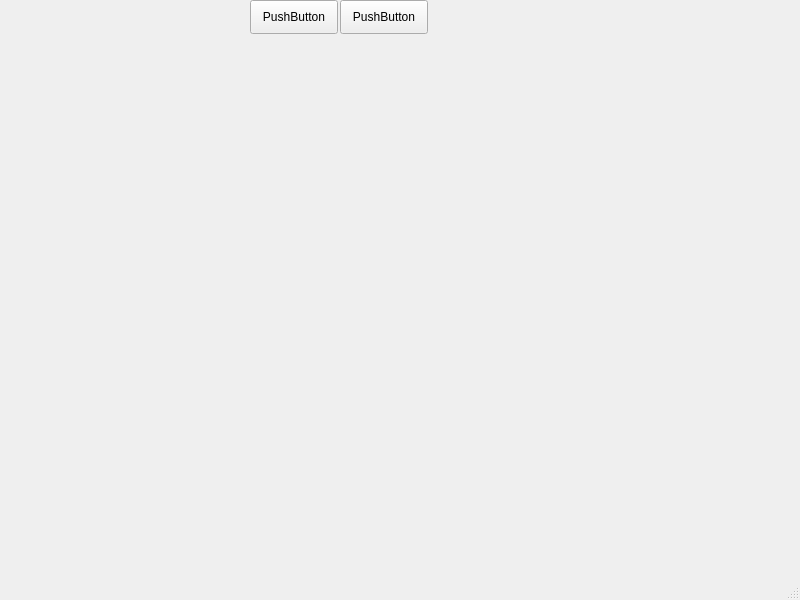
First picture: the form in mainwindow.ui, repository kuzk0/8nav, before the edit.
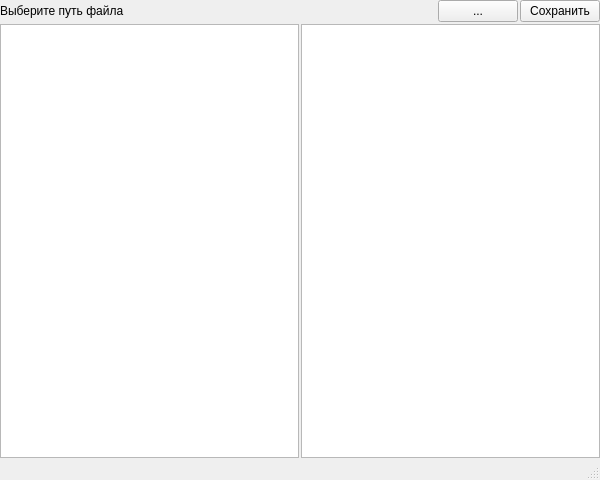
Second picture: the form after the edit.

```diff
--- a/mainwindow.ui
+++ b/mainwindow.ui
@@ -6,40 +6,100 @@
    <rect>
     <x>0</x>
     <y>0</y>
-    <width>800</width>
-    <height>600</height>
+    <width>600</width>
+    <height>480</height>
    </rect>
   </property>
   <property name="windowTitle">
    <string>MainWindow</string>
   </property>
   <widget class="QWidget" name="centralwidget">
-   <widget class="QPushButton" name="pushButton">
-    <property name="geometry">
-     <rect>
-      <x>250</x>
-      <y>0</y>
-      <width>88</width>
-      <height>34</height>
-     </rect>
+   <layout class="QGridLayout" name="gridLayout_2">
+    <property name="sizeConstraint">
+     <enum>QLayout::SizeConstraint::SetMinimumSize</enum>
     </property>
-    <property name="text">
-     <string>PushButton</string>
+    <property name="leftMargin">
+     <number>0</number>
     </property>
-   </widget>
-   <widget class="QPushButton" name="pushButton_2">
-    <property name="geometry">
-     <rect>
-      <x>340</x>
-      <y>0</y>
-      <width>88</width>
-      <height>34</height>
-     </rect>
+    <property name="topMargin">
+     <number>0</number>
     </property>
-    <property name="text">
-     <string>PushButton</string>
+    <property name="rightMargin">
+     <number>0</number>
     </property>
-   </widget>
+    <property name="bottomMargin">
+     <number>0</number>
+    </property>
+    <property name="spacing">
+     <number>2</number>
+    </property>
+    <item row="0" column="0">
+     <layout class="QGridLayout" name="gridLayout_3">
+      <item row="1" column="1">
+       <widget class="QListWidget" name="cmdFilesListWidget"/>
+      </item>
+      <item row="1" column="0">
+       <widget class="QListWidget" name="typeListWidget">
+        <property name="editTriggers">
+         <set>QAbstractItemView::EditTrigger::NoEditTriggers</set>
+        </property>
+        <property name="sortingEnabled">
+         <bool>false</bool>
+        </property>
+       </widget>
+      </item>
+      <item row="0" column="0" colspan="2">
+       <layout class="QHBoxLayout" name="horizontalLayout_2">
+        <item>
+         <widget class="QLabel" name="filePathLabel">
+          <property name="text">
+           <string>Выберите путь файла</string>
+          </property>
+         </widget>
+        </item>
+        <item>
+         <spacer name="horizontalSpacer_2">
+          <property name="orientation">
+           <enum>Qt::Orientation::Horizontal</enum>
+          </property>
+          <property name="sizeHint" stdset="0">
+           <size>
+            <width>0</width>
+            <height>0</height>
+           </size>
+          </property>
+         </spacer>
+        </item>
+        <item>
+         <widget class="QPushButton" name="selectCsvButton">
+          <property name="sizePolicy">
+           <sizepolicy hsizetype="Fixed" vsizetype="Minimum">
+            <horstretch>0</horstretch>
+            <verstretch>0</verstretch>
+           </sizepolicy>
+          </property>
+          <property name="font">
+           <font>
+            <kerning>true</kerning>
+           </font>
+          </property>
+          <property name="text">
+           <string>...</string>
+          </property>
+         </widget>
+        </item>
+        <item>
+         <widget class="QPushButton" name="saveButton">
+          <property name="text">
+           <string>Сохранить</string>
+          </property>
+         </widget>
+        </item>
+       </layout>
+      </item>
+     </layout>
+    </item>
+   </layout>
   </widget>
   <widget class="QMenuBar" name="menubar">
    <property name="geometry">
```
Left out of the diff: 4 changed lines with no effect on the pictures.
